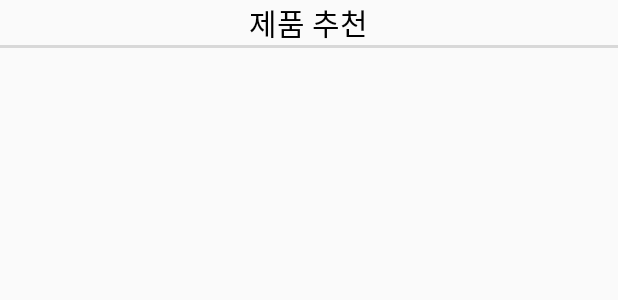
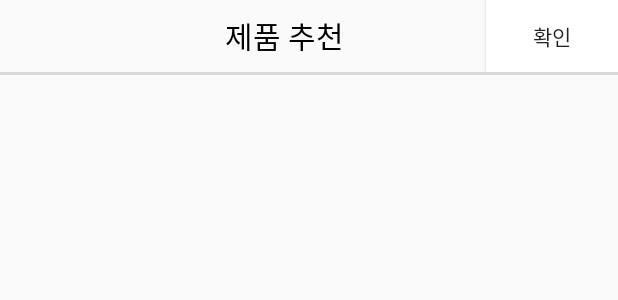
Before and after one commit to sechany2/graduation, an Android app: the layout fragmentsurvey3.xml on its own in the app's theme, with its tools: preview values and no code run, on a phone screen of 412 x 824 dp. Shown: the top 300 px of the screen. Run offline under Robolectric (Android 15) with nearby library versions, the phone set to English and light mode, and no system bars.

Commit message:
0608 설문완료 버튼 추가

```diff
--- a/app/src/main/java/com/example/graduation/Fragments/Fragmentsurvey3.java
+++ b/app/src/main/java/com/example/graduation/Fragments/Fragmentsurvey3.java
@@ -1,11 +1,13 @@
 package com.example.graduation.Fragments;
 
 import android.annotation.SuppressLint;
+import android.content.Intent;
 import android.os.Bundle;
 import android.util.Log;
 import android.view.LayoutInflater;
 import android.view.View;
 import android.view.ViewGroup;
+import android.widget.Button;
 import android.widget.ImageButton;
 import android.widget.RatingBar;
 import android.widget.TextView;
@@ -17,6 +19,7 @@ import androidx.fragment.app.Fragment;
 import androidx.recyclerview.widget.LinearLayoutManager;
 import androidx.recyclerview.widget.RecyclerView;
 
+import com.example.graduation.Activity.MainActivity;
 import com.example.graduation.Adapter.Fg3Adapter;
 import com.example.graduation.Logic.PearsonCorrelation;
 import com.example.graduation.Object.Product;
@@ -266,6 +269,14 @@ public class Fragmentsurvey3 extends Fragment {
         }
 
 
+        Button btn_check = (Button)view.findViewById(R.id.check);
+        btn_check.setOnClickListener(new View.OnClickListener() {
+            @Override
+            public void onClick(View view) {
+                Intent intent = new Intent(getContext(), MainActivity.class);
+                startActivity(intent);
+            }
+        });
 
         return view;
     }
--- a/app/src/main/res/layout/fragmentsurvey3.xml
+++ b/app/src/main/res/layout/fragmentsurvey3.xml
@@ -9,14 +9,34 @@
         android:layout_height="match_parent"
         android:orientation="vertical"
         android:gravity="center">
+        <LinearLayout
+            android:layout_width="match_parent"
+            android:layout_height="wrap_content"
+            android:orientation="horizontal">
             <TextView
+                android:layout_gravity="center"
                 android:layout_width="wrap_content"
                 android:layout_height="wrap_content"
                 android:text="제품 추천"
+                android:layout_marginLeft="150dp"
                 android:textColor="@color/black"
                 android:fontFamily="@font/nanumsquareroundeb"
                 android:textSize="20dp">
             </TextView>
+            <LinearLayout
+                android:layout_width="match_parent"
+                android:layout_height="wrap_content"
+                android:orientation="vertical">
+                <androidx.appcompat.widget.AppCompatButton
+                    android:id="@+id/check"
+                    android:background="@drawable/bin_whitesquare"
+                    android:layout_gravity="right"
+                    android:layout_width="wrap_content"
+                    android:layout_height="wrap_content"
+                    android:text="확인"/>
+            </LinearLayout>
+
+        </LinearLayout>
         <LinearLayout
             android:layout_width="match_parent"
             android:layout_height="2dp"
```
Lines whose indentation alone changed are shown as unchanged.
